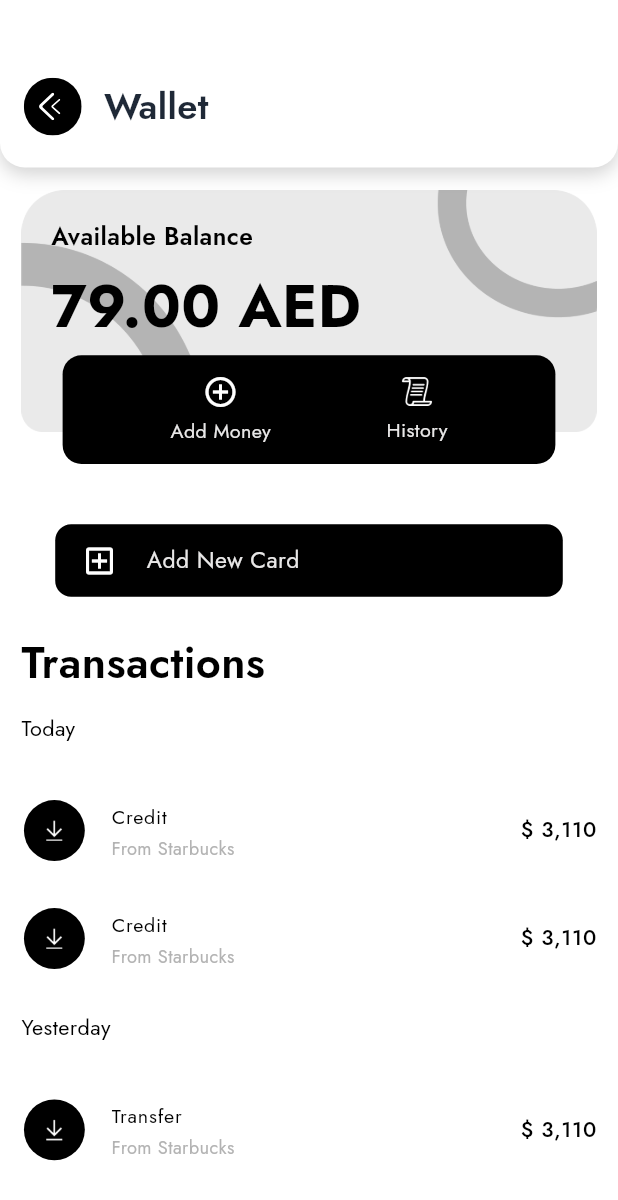
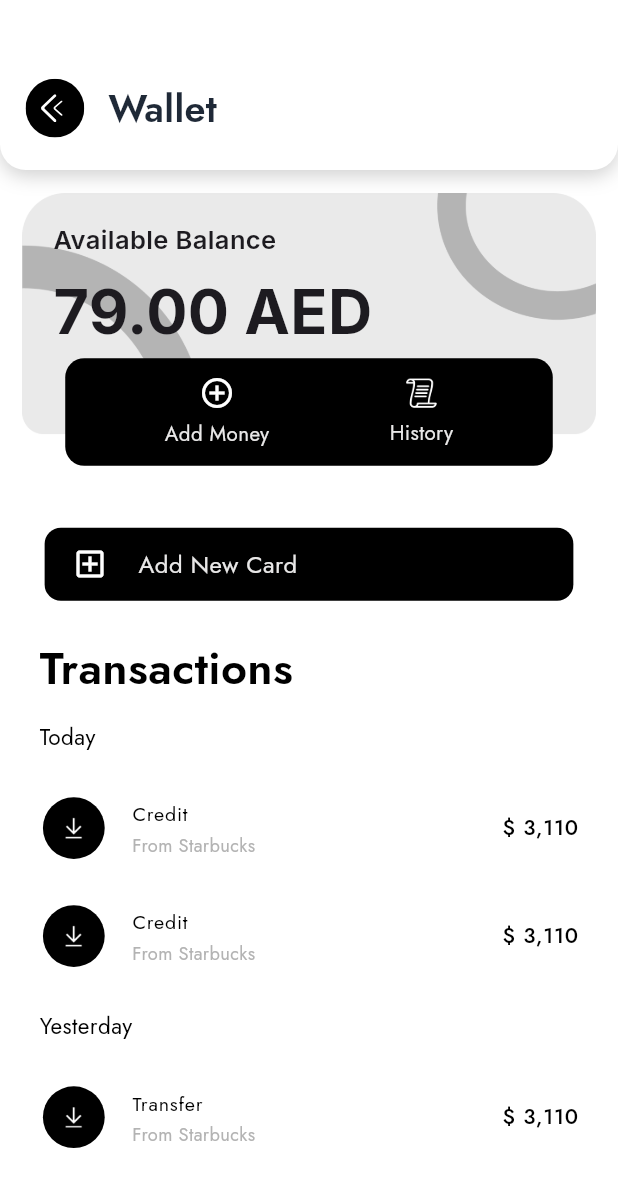
Before and after one commit to Hamzair/reapiroo_app, a Flutter app: the WalletScreen screen opened directly, on a phone screen of 412 x 824 dp. Shown: the top 1200 px of the screen. Run offline on Flutter 3.47's test engine with Material 3 defaults, Android fonts, the phone set to English and light mode, and no system bars; our stand-ins replace animated_notch_bottom_bar, audioplayers, chewie, flutter_screenutil, flutter_svg, font_awesome_flutter and 9 more; missing offline and left inert: audio_wave, flutter_sound, voice_message_package; project files that could hold a hidden picture were left out.

Commit message:
updated code........

```diff
--- a/lib/main.dart
+++ b/lib/main.dart
@@ -36,7 +36,7 @@ class MyApp extends StatelessWidget {
   @override
   Widget build(BuildContext context) {
     return ScreenUtilInit(
-        designSize: const Size(375, 812),
+        designSize: const Size(360, 800),
         builder: (_, child) {
           return GetMaterialApp(
             debugShowCheckedModeBanner: false,
--- a/lib/views/customer_wallet_screen/wallet_screen.dart
+++ b/lib/views/customer_wallet_screen/wallet_screen.dart
@@ -1,6 +1,7 @@
 import 'package:flutter/material.dart';
 import 'package:flutter_screenutil/flutter_screenutil.dart';
 import 'package:get/get.dart';
+import 'package:google_fonts/google_fonts.dart';
 import 'package:repairoo/const/images.dart';
 import 'package:repairoo/const/text_styles.dart';
 import 'package:repairoo/widgets/app_bars.dart';
@@ -45,13 +46,21 @@ class WalletScreen extends StatelessWidget {
                         // SizedBox(height: 20.h,),
                         Text(
                           'Available Balance',
-                          style: jost600(14.87.sp, AppColors.primary),
+                          style: GoogleFonts.inter(  // Replace 'Roboto' with any font you like
+                            fontSize: 14.87.sp,
+                            fontWeight: FontWeight.w600,
+                          ),
                         ),
                         SizedBox(
-                          height: 7.h,
+                          height: 6.25.h,
                         ),
-                        Text('79.00 AED ',
-                            style: jost700(35.65.sp, AppColors.primary)),
+                        Text(
+                          '79.00 AED',
+                          style: GoogleFonts.inter(  // Replace 'Roboto' with any font you like
+                            fontSize: 35.65.sp,
+                            fontWeight: FontWeight.w700,
+                          ),
+                        ),
                       ],
                     ),
                   ),
@@ -60,7 +69,7 @@ class WalletScreen extends StatelessWidget {
                       right: 0.w,
                       left: 0.w,
                       child: Container(
-                        padding: EdgeInsets.symmetric(vertical: 12.h),
+                        padding: EdgeInsets.symmetric(vertical: 11.h),
                         margin: EdgeInsets.symmetric(horizontal: 25.w),
                         width: 304.11.w,
                         // height: 61.15.h,
@@ -107,6 +116,11 @@ class WalletScreen extends StatelessWidget {
               SizedBox(
                 height: 60.h,
               ),
+              Padding(
+                padding:  EdgeInsets.symmetric(horizontal: 10.w),
+                child: Column(
+                  crossAxisAlignment: CrossAxisAlignment.start,
+                  children: [
                     Center(
                       child: Container(
                         padding: EdgeInsets.symmetric(vertical: 12.h, horizontal: 16.w),
@@ -139,7 +153,7 @@ class WalletScreen extends StatelessWidget {
                     ),
                     Text('Today', style: jost400(13.17.sp, AppColors.primary)),
                     SizedBox(
-                height: 21.h,
+                      height: 13.h,
                     ),
                     ListTile(
                       contentPadding: EdgeInsets.zero,
@@ -190,7 +204,7 @@ class WalletScreen extends StatelessWidget {
                     ),
                     Text('Yesterday', style: jost400(13.17.sp, AppColors.primary)),
                     SizedBox(
-                height: 21.h,
+                      height: 13.h,
                     ),
                     ListTile(
                       contentPadding: EdgeInsets.zero,
@@ -213,6 +227,9 @@ class WalletScreen extends StatelessWidget {
                           style: jost400(12.17, AppColors.buttonGrey)),
                       trailing:
                           Text('\$ 3,110', style: jost500(14.17, AppColors.primary)),
+                    ),
+                  ],
+                ),
               )
             ],
           ),
--- a/lib/widgets/drop_down_widget.dart
+++ b/lib/widgets/drop_down_widget.dart
@@ -22,6 +22,7 @@ class GenderDropdownField extends StatelessWidget {
   @override
   Widget build(BuildContext context) {
     return Obx(() => Container(
+      height: 55.h,
       decoration: BoxDecoration(
         color: AppColors.primary,
         borderRadius: BorderRadius.circular(13.31.r), // Match with the input decoration
```
Also changed, not shown: lib/views/auth/signup_view/components/personal_detail.dart (+5 -8 lines), lib/views/auth/signup_view/customer_signup.dart (+5 -8 lines), 1 other file. Lines whose indentation alone changed are shown as unchanged.
